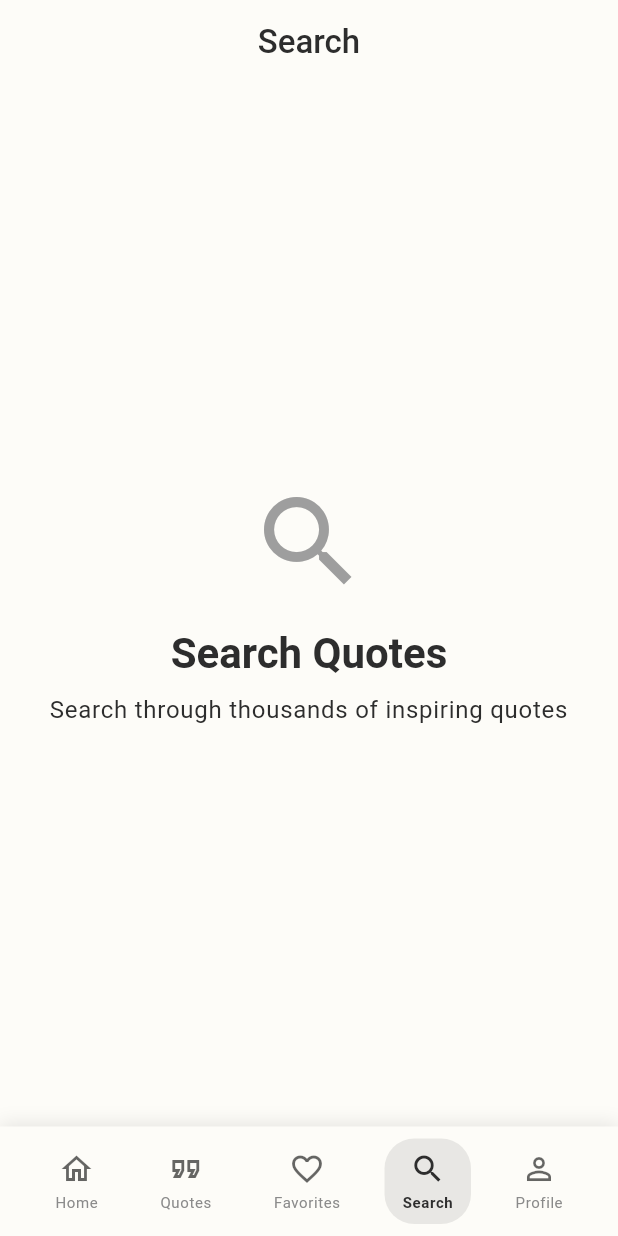
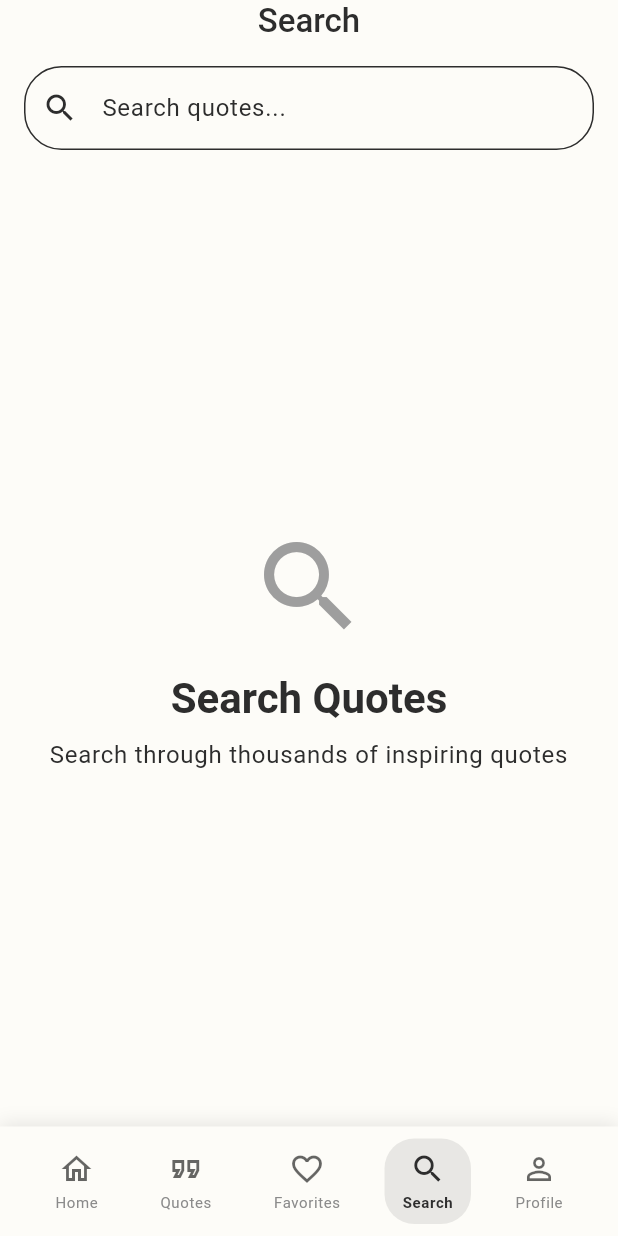
Before and after one commit to akshayxemo/quote-vault, a Flutter app: the SearchScreen screen opened by its route, on a phone screen of 412 x 824 dp. Run offline on Flutter 3.47's test engine with Material 3 defaults, Android fonts, the phone set to English and light mode, and no system bars; our stand-ins replace dartz, equatable, flutter_bloc, get_it, go_router, shared_preferences and 1 more; accounts and stored records are empty.

Commit message:
shell route implementation

```diff
--- a/lib/app/routes/routes.dart
+++ b/lib/app/routes/routes.dart
@@ -10,6 +10,7 @@ import 'package:quote_vault/presentation/screens/quotes/quotes_screen.dart';
 import 'package:quote_vault/presentation/screens/favorites/favorites_screen.dart';
 import 'package:quote_vault/presentation/screens/search/search_screen.dart';
 import 'package:quote_vault/presentation/screens/profile/profile_screen.dart';
+import 'package:quote_vault/presentation/widgets/navigation/main_shell.dart';
 
 class AppRoutes {
   static const String splash = '/';
@@ -25,11 +26,27 @@ class AppRoutes {
   static final GoRouter router = GoRouter(
     initialLocation: splash,
     routes: [
+      // Routes without shell (splash, auth)
       GoRoute(
         path: splash,
         name: 'splash',
         builder: (context, state) => const SplashScreen(),
       ),
+      GoRoute(
+        path: signUp,
+        name: 'signup',
+        builder: (context, state) => const SignUpScreen(),
+      ),
+      GoRoute(
+        path: signIn,
+        name: 'signin',
+        builder: (context, state) => const SignInScreen(),
+      ),
+
+      // Shell route for main app navigation
+      ShellRoute(
+        builder: (context, state, child) => MainShell(child: child),
+        routes: [
           GoRoute(
             path: home,
             name: 'home',
@@ -60,15 +77,7 @@ class AppRoutes {
             name: 'theme-demo',
             builder: (context, state) => const ThemeDemoScreen(),
           ),
-      GoRoute(
-        path: signUp,
-        name: 'signup',
-        builder: (context, state) => const SignUpScreen(),
-      ),
-      GoRoute(
-        path: signIn,
-        name: 'signin',
-        builder: (context, state) => const SignInScreen(),
+        ],
       ),
     ],
   );
--- a/lib/presentation/screens/home_screen.dart
+++ b/lib/presentation/screens/home_screen.dart
@@ -3,10 +3,8 @@ import 'package:provider/provider.dart';
 import 'package:go_router/go_router.dart';
 import 'package:quote_vault/core/theme/theme_provider.dart';
 import 'package:quote_vault/core/constants/app_constants.dart';
-import 'package:quote_vault/core/navigation/navigation_helper.dart';
 import 'package:quote_vault/presentation/widgets/theme_selector_widget.dart';
 import 'package:quote_vault/presentation/widgets/common/themed_text.dart';
-import 'package:quote_vault/presentation/widgets/navigation/app_scaffold.dart';
 
 class HomeScreen extends StatefulWidget {
   const HomeScreen({super.key});
@@ -27,10 +25,8 @@ class _HomeScreenState extends State<HomeScreen> {
   @override
   Widget build(BuildContext context) {
     final themeProvider = Provider.of<ThemeProvider>(context);
-    final currentRoute = GoRouterState.of(context).uri.path;
 
-    return AppScaffold(
-      currentNavIndex: NavigationHelper.getCurrentNavIndex(currentRoute),
+    return Scaffold(
       appBar: AppBar(
         title: const Text(AppConstants.appName),
         actions: [
--- a/lib/presentation/screens/search/search_screen.dart
+++ b/lib/presentation/screens/search/search_screen.dart
@@ -1,7 +1,4 @@
 import 'package:flutter/material.dart';
-import 'package:go_router/go_router.dart';
-import 'package:quote_vault/core/navigation/navigation_helper.dart';
-import 'package:quote_vault/presentation/widgets/navigation/app_scaffold.dart';
 import 'package:quote_vault/presentation/widgets/common/themed_text.dart';
 
 class SearchScreen extends StatelessWidget {
@@ -9,12 +6,26 @@ class SearchScreen extends StatelessWidget {
 
   @override
   Widget build(BuildContext context) {
-    final currentRoute = GoRouterState.of(context).uri.path;
-
-    return AppScaffold(
-      currentNavIndex: NavigationHelper.getCurrentNavIndex(currentRoute),
+    return Scaffold(
       appBar: AppBar(
         title: const Text('Search'),
+        bottom: PreferredSize(
+          preferredSize: const Size.fromHeight(60),
+          child: Padding(
+            padding: const EdgeInsets.all(16.0),
+            child: TextField(
+              decoration: InputDecoration(
+                hintText: 'Search quotes...',
+                prefixIcon: const Icon(Icons.search),
+                border: OutlineInputBorder(
+                  borderRadius: BorderRadius.circular(25),
+                ),
+                filled: true,
+                fillColor: Theme.of(context).cardColor,
+              ),
+            ),
+          ),
+        ),
       ),
       body: const Center(
         child: Column(
--- /dev/null
+++ b/lib/presentation/widgets/navigation/main_shell.dart
@@ -0,0 +1,31 @@
+import 'package:flutter/material.dart';
+import 'package:go_router/go_router.dart';
+import 'package:quote_vault/core/navigation/navigation_helper.dart';
+import 'package:quote_vault/presentation/widgets/navigation/bottom_nav_bar.dart';
+
+/// Main shell that contains the persistent bottom navigation
+/// while allowing each route to have its own AppBar
+class MainShell extends StatelessWidget {
+  final Widget child;
+
+  const MainShell({
+    super.key,
+    required this.child,
+  });
+
+  @override
+  Widget build(BuildContext context) {
+    final currentRoute = GoRouterState.of(context).uri.path;
+    final shouldShowBottomNav = NavigationHelper.shouldShowBottomNav(currentRoute);
+
+    return Scaffold(
+      // No AppBar here - each child screen will provide its own
+      body: child,
+      bottomNavigationBar: shouldShowBottomNav
+          ? BottomNavBar(
+              currentIndex: NavigationHelper.getCurrentNavIndex(currentRoute),
+            )
+          : null,
+    );
+  }
+}
```
Also changed, not shown: lib/presentation/screens/favorites/favorites_screen.dart (+9 -7 lines), lib/presentation/screens/profile/profile_screen.dart (+9 -7 lines), lib/presentation/screens/quotes/quotes_screen.dart (+9 -7 lines). Lines whose indentation alone changed are shown as unchanged.
